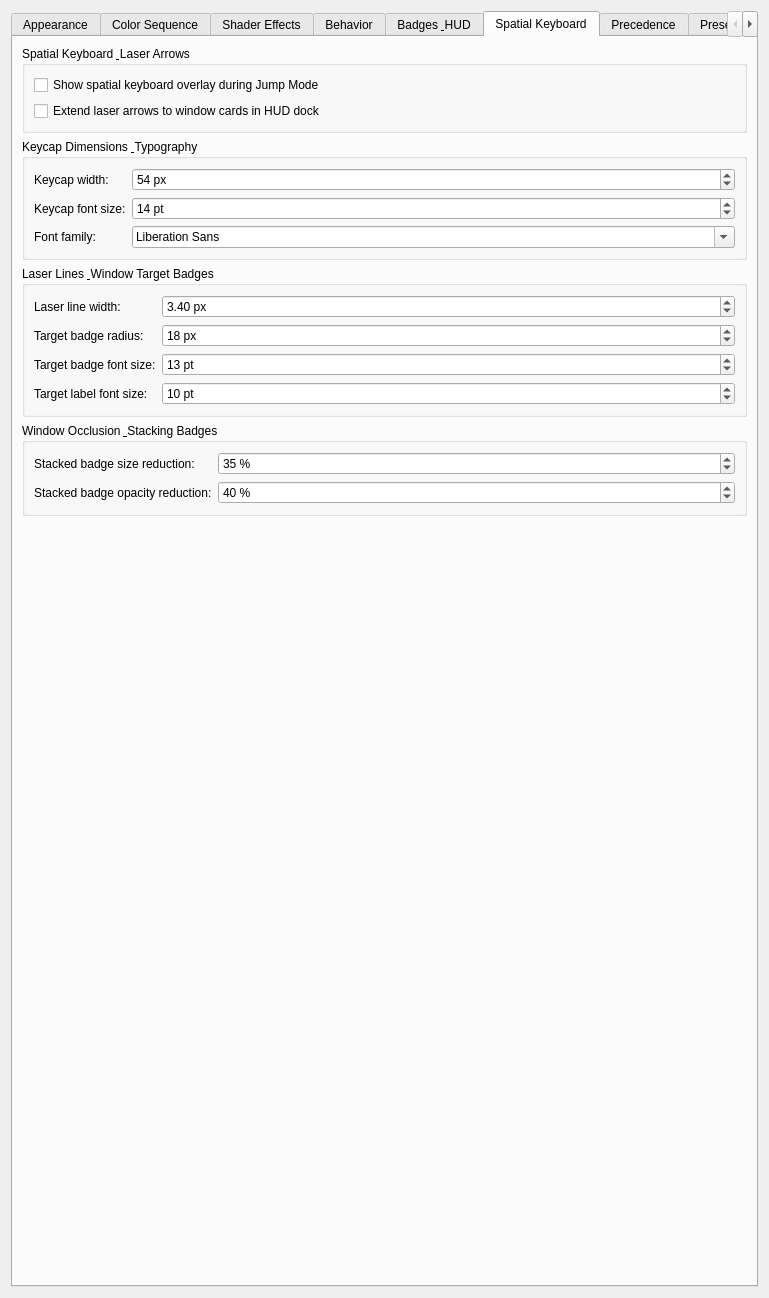
Qt form leapk_config.ui (gmalinowski/LeapK) before a commit.
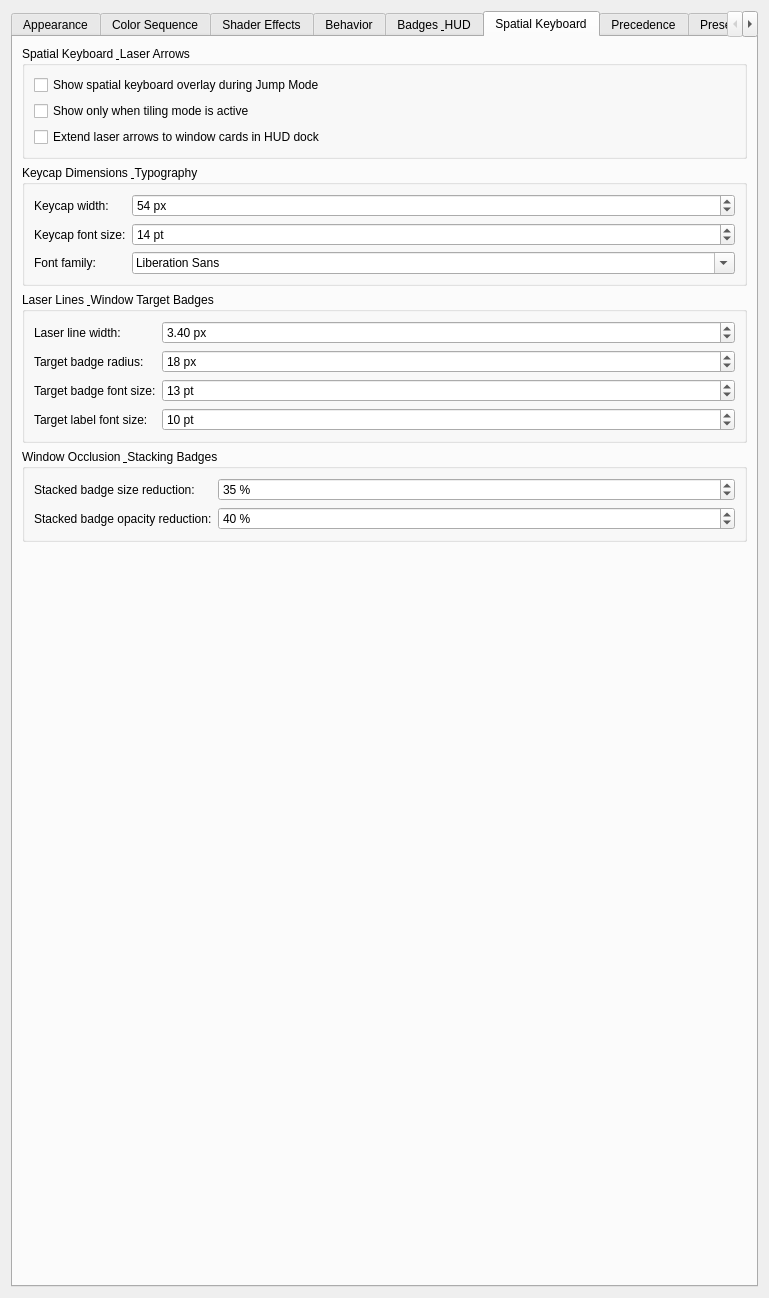
The same form after that commit. The open tabs and pages were chosen to show the change. Icons and pictures are not drawn. Custom widgets are drawn as their Qt base class.

Commit message: feat: add KeyboardOverlayTilingOnly option to restrict spatial keyboard to tiling mode

```diff
--- a/leapk_config.ui
+++ b/leapk_config.ui
@@ -3389,6 +3389,16 @@
             </property>
            </widget>
           </item>
+          <item>
+           <widget class="QCheckBox" name="kcfg_KeyboardOverlayTilingOnly">
+            <property name="text">
+             <string>Show only when tiling mode is active</string>
+            </property>
+            <property name="toolTip">
+             <string>Restricts the spatial keyboard overlay and directional laser arrows to when tiling layout is active.</string>
+            </property>
+           </widget>
+          </item>
           <item>
            <widget class="QCheckBox" name="kcfg_KeyboardOverlayExtendToHud">
             <property name="text">
```
The commit also changes 12 other files.
